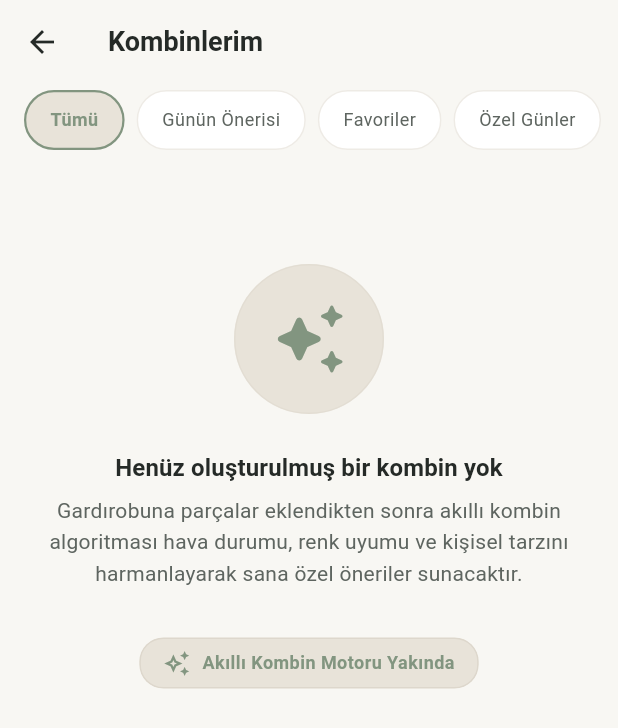
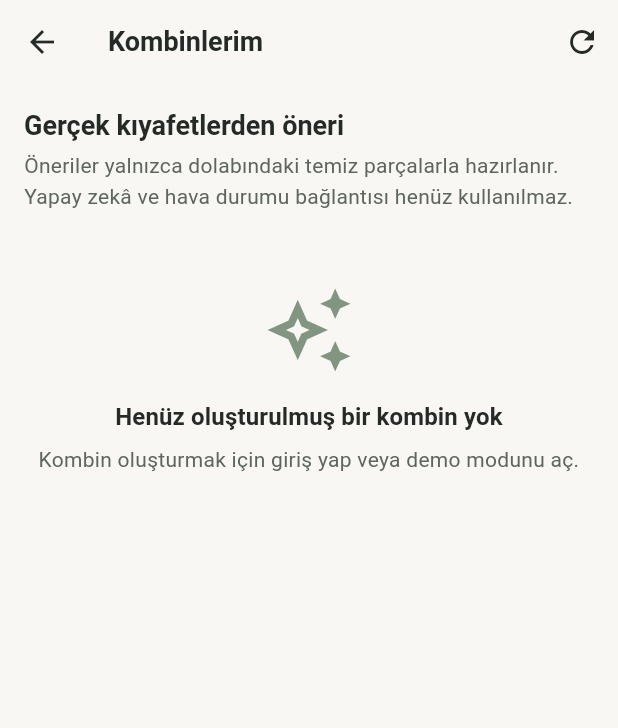
Before and after one commit to alibarantc/smartclothes, a Flutter app: the OutfitsScreen screen opened directly, on a phone screen of 412 x 824 dp. Shown: the top 728 px of the screen. Run offline on Flutter 3.47's test engine with Material 3 defaults, Android fonts, the phone set to English and light mode, and no system bars; our stand-ins replace cloud_firestore, firebase_auth, firebase_core, firebase_storage, image_picker, shared_preferences; accounts and stored records are empty.

Commit message:
feat: recommend outfits from clean wardrobe items

```diff
--- a/lib/core/navigation/main_navigation_screen.dart
+++ b/lib/core/navigation/main_navigation_screen.dart
@@ -35,7 +35,7 @@ class _MainNavigationScreenState extends State<MainNavigationScreen> {
         onNavigateToTab: _onDestinationSelected,
       ),
       const WardrobeScreen(),
-      const OutfitsScreen(),
+      OutfitsScreen(isActive: _currentIndex == 2),
       const ProfileScreen(),
     ];
   }
@@ -44,6 +44,9 @@ class _MainNavigationScreenState extends State<MainNavigationScreen> {
     if (_currentIndex != index) {
       setState(() {
         _currentIndex = index;
+        // IndexedStack retains tab states; notify the outfit tab on entry so
+        // recently added or newly washed garments are read from storage.
+        _screens[2] = OutfitsScreen(isActive: index == 2);
       });
     }
   }
--- /dev/null
+++ b/lib/features/outfits/models/suggested_outfit.dart
@@ -0,0 +1,18 @@
+import 'package:smartclothes/features/wardrobe/models/clothing_item.dart';
+
+/// One ephemeral suggestion made entirely of garments owned by the user.
+/// No new wardrobe items or downloaded product photos are generated.
+class SuggestedOutfit {
+  const SuggestedOutfit({
+    required this.id,
+    required this.items,
+    required this.score,
+    required this.reasons,
+  });
+
+  /// Stable combination key of the original wardrobe garment ids.
+  final String id;
+  final List<ClothingItem> items;
+  final int score;
+  final List<String> reasons;
+}
--- a/lib/features/outfits/presentation/outfits_screen.dart
+++ b/lib/features/outfits/presentation/outfits_screen.dart
@@ -1,161 +1,289 @@
 import 'package:flutter/material.dart';
 import 'package:smartclothes/core/constants/app_constants.dart';
-import 'package:smartclothes/core/widgets/smart_card.dart';
+import 'package:smartclothes/features/auth/services/auth_service.dart';
+import 'package:smartclothes/features/outfits/models/suggested_outfit.dart';
+import 'package:smartclothes/features/outfits/services/outfit_recommendation_service.dart';
+import 'package:smartclothes/features/wardrobe/models/clothing_item.dart';
+import 'package:smartclothes/features/wardrobe/models/clothing_labels.dart';
+import 'package:smartclothes/features/wardrobe/repositories/wardrobe_repository.dart';
+import 'package:smartclothes/features/wardrobe/repositories/wardrobe_repository_factory.dart';
 
-/// Outfits screen displaying tabs for future outfit recommendations
-/// and favorites, alongside an informative empty state.
-class OutfitsScreen extends StatelessWidget {
-  const OutfitsScreen({super.key});
+/// Outfit recommendations built from the current user's owned clean garments.
+/// Returns to the latest wardrobe state whenever the Kombinler tab reopens.
+class OutfitsScreen extends StatefulWidget {
+  const OutfitsScreen({
+    super.key,
+    this.isActive = true,
+    this.ownerId,
+    this.repository,
+  });
 
-  static const List<String> _tabs = [
-    'Tümü',
-    'Günün Önerisi',
-    'Favoriler',
-    'Özel Günler',
-  ];
+  final bool isActive;
+  final String? ownerId;
+  final WardrobeRepository? repository;
+
+  @override
+  State<OutfitsScreen> createState() => _OutfitsScreenState();
+}
+
+class _OutfitsScreenState extends State<OutfitsScreen> {
+  static const _engine = OutfitRecommendationService();
+  List<ClothingItem> _wardrobe = <ClothingItem>[];
+  ClothingSeason? _season;
+  ClothingOccasion? _occasion;
+  bool _loading = false;
+  bool _hasAccount = false;
+  String? _error;
+
+  @override
+  void initState() {
+    super.initState();
+    if (widget.isActive) _reload();
+  }
+
+  @override
+  void didUpdateWidget(covariant OutfitsScreen oldWidget) {
+    super.didUpdateWidget(oldWidget);
+    if ((!oldWidget.isActive && widget.isActive) ||
+        oldWidget.ownerId != widget.ownerId ||
+        oldWidget.repository != widget.repository) {
+      if (widget.isActive) _reload();
+    }
+  }
+
+  Future<void> _reload() async {
+    if (!mounted) return;
+    setState(() {
+      _loading = true;
+      _error = null;
+    });
+    try {
+      final auth = AuthService.instance;
+      final owner = widget.ownerId ??
+          (auth.isDemoMode.value ? 'demo' : auth.currentUser?.uid);
+      final repository = widget.repository ??
+          (owner == null
+              ? null
+              : WardrobeRepositoryFactory.forCurrentSession());
+      final garments = owner == null || repository == null
+          ? <ClothingItem>[]
+          : await repository.listItems(owner);
+      if (!mounted) return;
+      setState(() {
+        // Discard any incorrectly attributed records from legacy storage.
+        _wardrobe = garments.where((item) => item.ownerId == owner).toList();
+        _hasAccount = owner != null;
+        _loading = false;
+      });
+    } catch (_) {
+      if (!mounted) return;
+      setState(() {
+        _loading = false;
+        _error = 'Kombinler hazırlanamadı. Yeniden dene.';
+      });
+    }
+  }
+
+  String _missingPieces() {
+    final clean = _wardrobe
+        .where((item) => item.laundryStatus == LaundryStatus.clean)
+        .where((item) =>
+            _season == null || item.seasons.isEmpty ||
+            item.seasons.contains(_season))
+        .where((item) =>
+            _occasion == null || item.occasions.isEmpty ||
+            item.occasions.contains(_occasion))
+        .toList();
+    final categories = clean.map((item) => item.category).toSet();
+    if (!categories.contains(ClothingCategory.shoes)) {
+      return 'En az bir temiz ayakkabı ekle.';
+    }
+    if (!categories.contains(ClothingCategory.dresses) &&
+        !(categories.contains(ClothingCategory.tops) &&
+            categories.contains(ClothingCategory.bottoms))) {
+      return 'Temiz üst + alt veya elbise ekle.';
+    }
+    return 'Seçilen filtrelere uygun temiz parçalar bulunamadı.';
+  }
 
   @override
   Widget build(BuildContext context) {
     final theme = Theme.of(context);
-    final colorScheme = theme.colorScheme;
+    final colors = theme.colorScheme;
+    final owner = widget.ownerId ??
+        (AuthService.instance.isDemoMode.value
+            ? 'demo'
+            : AuthService.instance.currentUser?.uid);
+    final results = owner == null
+        ? <SuggestedOutfit>[]
+        : _engine.recommend(
+            ownerId: owner,
+            wardrobe: _wardrobe,
+            season: _season,
+            occasion: _occasion,
+          );
 
     return Scaffold(
       appBar: AppBar(
         title: const Text('Kombinlerim'),
         centerTitle: false,
+        actions: [
+          IconButton(
+            key: const ValueKey('reload-outfit-suggestions'),
+            tooltip: 'Kombinleri Yenile',
+            icon: const Icon(Icons.refresh),
+            onPressed: _loading ? null : _reload,
+          ),
+        ],
       ),
       body: SafeArea(
-        child: Column(
-          crossAxisAlignment: CrossAxisAlignment.stretch,
+        child: _loading
+            ? const Center(child: CircularProgressIndicator())
+            : _error != null
+                ? Center(
+                    child: TextButton.icon(
+                      icon: const Icon(Icons.refresh),
+                      onPressed: _reload,
+                      label: Text(_error!),
+                    ),
+                  )
+                : ListView(
+                    padding: const EdgeInsets.all(AppSpacing.md),
                     children: [
-            // Tabs scaffold for future filtering
-            SizedBox(
-              height: 48,
-              child: ListView.separated(
-                scrollDirection: Axis.horizontal,
-                padding: const EdgeInsets.symmetric(
-                  horizontal: AppSpacing.md,
-                  vertical: AppSpacing.xs,
+                      Text('Gerçek kıyafetlerden öneri',
+                          style: theme.textTheme.titleLarge),
+                      const SizedBox(height: AppSpacing.xs),
+                      const Text(
+                        'Öneriler yalnızca dolabındaki temiz parçalarla hazırlanır. '
+                        'Yapay zekâ ve hava durumu bağlantısı henüz kullanılmaz.',
                       ),
-                itemCount: _tabs.length,
-                separatorBuilder: (context, index) =>
-                    const SizedBox(width: AppSpacing.sm),
-                itemBuilder: (context, index) {
-                  final isSelected = index == 0;
-                  return Container(
-                    padding: const EdgeInsets.symmetric(
-                      horizontal: AppSpacing.md,
-                      vertical: AppSpacing.xs,
+                      const SizedBox(height: AppSpacing.md),
+                      if (_wardrobe.isNotEmpty) ...[
+                        Wrap(
+                          spacing: AppSpacing.sm,
+                          runSpacing: AppSpacing.sm,
+                          children: [
+                            DropdownButton<ClothingSeason?>(
+                              key: const ValueKey('outfits-season-filter'),
+                              value: _season,
+                              hint: const Text('Tüm mevsimler'),
+                              items: [
+                                const DropdownMenuItem<ClothingSeason?>(
+                                  value: null,
+                                  child: Text('Tüm mevsimler'),
                                 ),
-                    alignment: Alignment.center,
-                    decoration: BoxDecoration(
-                      color: isSelected
-                          ? colorScheme.primaryContainer
-                          : colorScheme.surface,
-                      borderRadius: AppRadius.roundedCircular,
-                      border: Border.all(
-                        color: isSelected
-                            ? colorScheme.primary
-                            : colorScheme.outline.withOpacity(0.5),
-                        width: isSelected ? 1.5 : 1.0,
+                                ...ClothingSeason.values.map((value) =>
+                                    DropdownMenuItem<ClothingSeason?>(
+                                      value: value,
+                                      child: Text(value.label),
+                                    )),
+                              ],
+                              onChanged: (value) =>
+                                  setState(() => _season = value),
+                            ),
+                            DropdownButton<ClothingOccasion?>(
+                              key: const ValueKey('outfits-occasion-filter'),
+                              value: _occasion,
+                              hint: const Text('Tüm kullanım alanları'),
+                              items: [
+                                const DropdownMenuItem<ClothingOccasion?>(
+                                  value: null,
+                                  child: Text('Tüm kullanım alanları'),
+                                ),
+                                ...ClothingOccasion.values.map((value) =>
+                                    DropdownMenuItem<ClothingOccasion?>(
+                                      value: value,
+                                      child: Text(value.label),
+                                    )),
+                              ],
+                              onChanged: (value) =>
+                                  setState(() => _occasion = value),
+                            ),
+                          ],
+                        ),
+                        const SizedBox(height: AppSpacing.md),
+                      ],
+                      if (results.isEmpty) ...[
+                        const SizedBox(height: AppSpacing.xl),
+                        Center(
+                          child: Icon(
+                            Icons.auto_awesome_outlined,
+                            size: 60,
+                            color: colors.primary,
                           ),
                         ),
-                    child: Text(
-                      _tabs[index],
-                      style: theme.textTheme.labelMedium?.copyWith(
-                        color: isSelected
-                            ? colorScheme.primary
-                            : colorScheme.onSurfaceVariant,
-                        fontWeight:
-                            isSelected ? FontWeight.w600 : FontWeight.normal,
-                      ),
-                    ),
-                  );
-                },
-              ),
-            ),
-
-            const SizedBox(height: AppSpacing.sm),
-
-            // Empty State
-            Expanded(
-              child: SingleChildScrollView(
-                padding: const EdgeInsets.all(AppSpacing.lg),
-                child: Center(
-                  child: ConstrainedBox(
-                    constraints: const BoxConstraints(maxWidth: 400),
-                    child: Column(
-                      mainAxisAlignment: MainAxisAlignment.center,
-                      crossAxisAlignment: CrossAxisAlignment.center,
-                      children: [
-                        const SizedBox(height: AppSpacing.xxl),
-                        Container(
-                          width: 100,
-                          height: 100,
-                          decoration: BoxDecoration(
-                            color: colorScheme.primaryContainer,
-                            shape: BoxShape.circle,
-                            border: Border.all(
-                              color: colorScheme.outline.withOpacity(0.5),
-                            ),
-                          ),
-                          child: Icon(
-                            Icons.auto_awesome_rounded,
-                            size: 52,
-                            color: colorScheme.primary,
-                          ),
-                        ),
-                        const SizedBox(height: AppSpacing.lg),
+                        const SizedBox(height: AppSpacing.md),
                         Text(
                           'Henüz oluşturulmuş bir kombin yok',
-                          style: theme.textTheme.titleMedium?.copyWith(
-                            fontWeight: FontWeight.w700,
-                          ),
                           textAlign: TextAlign.center,
+                          style: theme.textTheme.titleMedium,
                         ),
                         const SizedBox(height: AppSpacing.sm),
                         Text(
-                          'Gardırobuna parçalar eklendikten sonra akıllı kombin algoritması hava durumu, renk uyumu ve kişisel tarzını harmanlayarak sana özel öneriler sunacaktır.',
+                          !_hasAccount
+                              ? 'Kombin oluşturmak için giriş yap veya demo modunu aç.'
+                              : _wardrobe.isEmpty
+                                  ? 'Önce Dolabım ekranına kıyafetlerini ekle.'
+                                  : _missingPieces(),
                           textAlign: TextAlign.center,
-                          style: theme.textTheme.bodyMedium?.copyWith(
-                            color: colorScheme.onSurfaceVariant,
-                            height: 1.5,
                         ),
+                      ] else ...[
+                        Text(
+                          '${results.length} kombin önerisi',
+                          key: const ValueKey('outfit-suggestion-count'),
+                          style: theme.textTheme.titleMedium,
                         ),
-                        const SizedBox(height: AppSpacing.xl),
-                        SmartCard(
-                          backgroundColor: colorScheme.surfaceContainerHighest,
+                        const SizedBox(height: AppSpacing.sm),
+                        ...results.asMap().entries.map((entry) {
+                          final suggested = entry.value;
+                          return Card(
+                            key: ValueKey('suggestion-${entry.key}'),
+                            margin: const EdgeInsets.only(
+                              bottom: AppSpacing.md,
+                            ),
+                            child: Padding(
+                              padding: const EdgeInsets.all(AppSpacing.md),
+                              child: Column(
+                                crossAxisAlignment:
+                                    CrossAxisAlignment.start,
+                                children: [
+                                  Text(
+                                    'Kombin ${entry.key + 1}',
+                                    style: theme.textTheme.titleMedium,
+                                  ),
+                                  const SizedBox(height: AppSpacing.sm),
+                                  ...suggested.items.map((item) => Padding(
                                         padding: const EdgeInsets.symmetric(
-                            horizontal: AppSpacing.md,
-                            vertical: AppSpacing.sm,
+                                          vertical: AppSpacing.xs,
                                         ),
                                         child: Row(
-                            mainAxisSize: MainAxisSize.min,
                                           children: [
-                              Icon(
-                                Icons.auto_awesome_outlined,
-                                size: 18,
-                                color: colorScheme.primary,
-                              ),
+                                            Icon(Icons.checkroom_outlined,
+                                                color: colors.primary,
+                                                size: 20),
                                             const SizedBox(width: AppSpacing.sm),
-                              Flexible(
+                                            Expanded(
                                               child: Text(
-                                  'Akıllı Kombin Motoru Yakında',
-                                  style: theme.textTheme.labelMedium?.copyWith(
-                                    color: colorScheme.primary,
-                                    fontWeight: FontWeight.w600,
-                                  ),
+                                                '${item.name} · ${item.category.label} '
+                                                '· ${item.color}',
                                               ),
                                             ),
                                           ],
                                         ),
+                                      )),
+                                  const SizedBox(height: AppSpacing.sm),
+                                  Wrap(
+                                    spacing: AppSpacing.sm,
+                                    runSpacing: AppSpacing.xs,
+                                    children: suggested.reasons.map((reason) =>
+                                        Chip(label: Text(reason))).toList(),
                                   ),
                                 ],
                               ),
                             ),
-                ),
-              ),
-            ),
+                          );
+                        }),
+                      ],
                     ],
                   ),
       ),
```
Also changed, not shown: lib/features/outfits/services/outfit_recommendation_service.dart (added, +147 -0 lines), 4 other files. Lines whose indentation alone changed are shown as unchanged.
